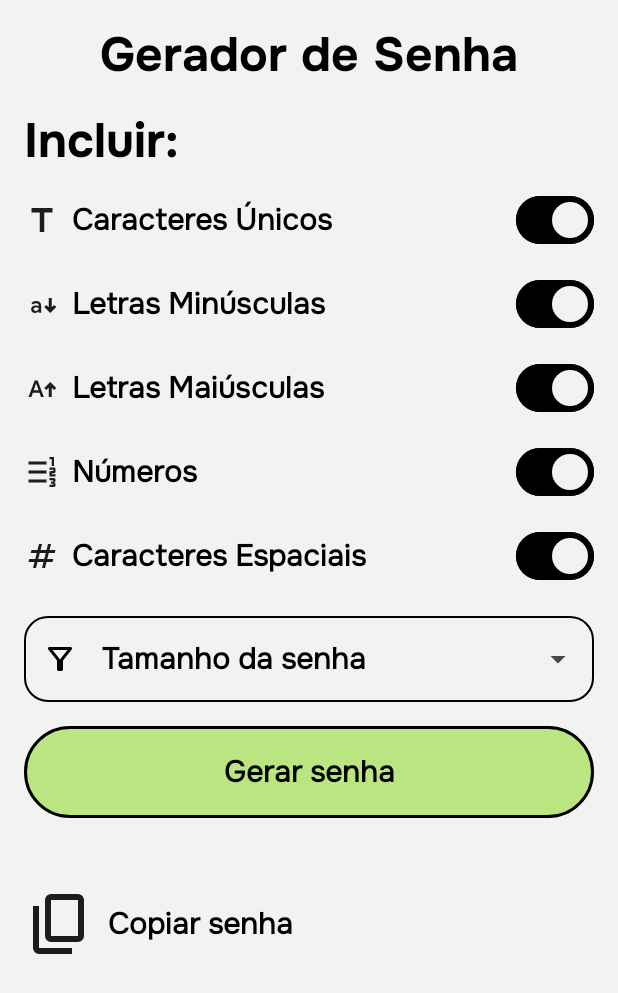
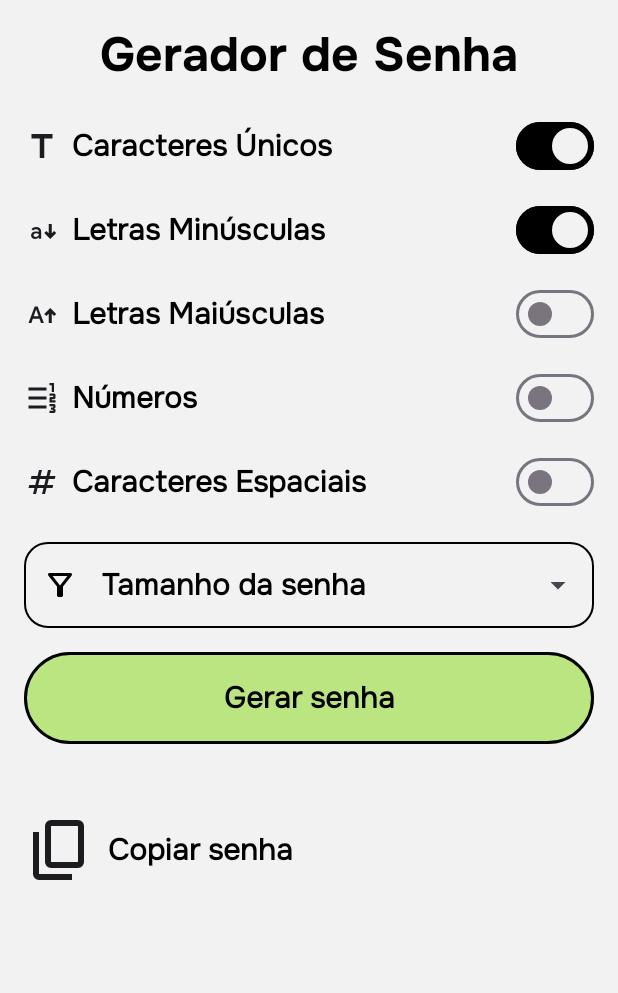
Before and after one commit to flavio-junior/Safe-Pass, an Android app built with Jetpack Compose: the screen it shows after launch (MainActivity), on a phone screen of 412 x 824 dp. Shown: the top 993 px of the screen. Run offline under Robolectric (Android 15) with nearby library versions, the phone set to English and light mode, and no system bars.

Commit message:
feat: call all actions of project

```diff
--- a/app/src/main/java/br/com/safe/pass/ui/view/GeneratePasswordScreen.kt
+++ b/app/src/main/java/br/com/safe/pass/ui/view/GeneratePasswordScreen.kt
@@ -41,6 +41,12 @@ fun GeneratePasswordScreen(
     modifier: Modifier = Modifier
 ) {
     var hash: String by remember { mutableStateOf(value = "") }
+    var uniqueChars by remember { mutableStateOf(value = true) }
+    var lowercase by remember { mutableStateOf(value = true) }
+    var uppercase by remember { mutableStateOf(value = false) }
+    var numbers by remember { mutableStateOf(value = false) }
+    var specialChars by remember { mutableStateOf(value = false) }
+    var length: Int by remember { mutableIntStateOf(value = 0) }
     Column(
         modifier = modifier
             .background(color = Themes.colors.background)
@@ -58,19 +64,37 @@ fun GeneratePasswordScreen(
             modifier = modifier.padding(horizontal = Themes.size.spaceSize16),
             verticalArrangement = Arrangement.spacedBy(space = Themes.size.spaceSize8),
         ) {
-            var selectedValue: Int by remember { mutableIntStateOf(value = 0) }
-            Title(title = stringResource(id = R.string.include))
-            Item(icon = R.drawable.title, label = R.string.unique_characters)
-            Item(icon = R.drawable.lowercase, label = R.string.lowercase)
-            Item(icon = R.drawable.uppercase, label = R.string.uppercase)
-            Item(icon = R.drawable.numbers, label = R.string.numbers)
-            Item(icon = R.drawable.hash, label = R.string.symbols)
+            Item(
+                icon = R.drawable.title,
+                label = R.string.unique_characters,
+                isChecked = uniqueChars,
+                onCheckedChange = { uniqueChars = it })
+            Item(
+                icon = R.drawable.lowercase,
+                label = R.string.lowercase,
+                isChecked = lowercase,
+                onCheckedChange = { lowercase = it })
+            Item(
+                icon = R.drawable.uppercase,
+                label = R.string.uppercase,
+                isChecked = uppercase,
+                onCheckedChange = { uppercase = it })
+            Item(
+                icon = R.drawable.numbers,
+                label = R.string.numbers,
+                isChecked = numbers,
+                onCheckedChange = { numbers = it })
+            Item(
+                icon = R.drawable.hash,
+                label = R.string.symbols,
+                isChecked = specialChars,
+                onCheckedChange = { specialChars = it })
             DropdownMenu(
-                selectedValue = converterSizePassword(size = selectedValue),
+                selectedValue = converterSizePassword(size = length),
                 isError = false,
                 items = filterFactory,
                 label = stringResource(id = R.string.size_password),
-                onValueChangedEvent = { selectedValue = it }
+                onValueChangedEvent = { length = it }
             )
         }
         Column(
@@ -79,7 +103,14 @@ fun GeneratePasswordScreen(
             Button(
                 label = R.string.generate_password,
                 onClick = {
-                    hash = generatePassword(length =  24, uppercase = true, numbers = true, specialChars = false)
+                    hash = generatePassword(
+                        length = length,
+                        uniqueChars = uniqueChars,
+                        lowercase = lowercase,
+                        uppercase = uppercase,
+                        numbers = numbers,
+                        specialChars = specialChars
+                    )
                 }
             )
             GeneratedPassword(label = hash, modifier = modifier)
--- a/app/src/main/java/br/com/safe/pass/ui/view/Item.kt
+++ b/app/src/main/java/br/com/safe/pass/ui/view/Item.kt
@@ -6,10 +6,6 @@ import androidx.compose.material3.Icon
 import androidx.compose.material3.Switch
 import androidx.compose.material3.SwitchDefaults
 import androidx.compose.runtime.Composable
-import androidx.compose.runtime.getValue
-import androidx.compose.runtime.mutableStateOf
-import androidx.compose.runtime.remember
-import androidx.compose.runtime.setValue
 import androidx.compose.ui.Alignment
 import androidx.compose.ui.Modifier
 import androidx.compose.ui.res.painterResource
@@ -24,13 +20,13 @@ import br.com.safe.pass.theme.Themes
 fun Item(
     icon: Int,
     label: Int,
-    onClick: () -> Unit = {}
+    isChecked: Boolean,
+    onCheckedChange: (Boolean) -> Unit
 ) {
     Row(
         horizontalArrangement = Arrangement.spacedBy(space = Themes.size.spaceSize8),
         verticalAlignment = Alignment.CenterVertically
     ) {
-        var isChecked: Boolean by remember { mutableStateOf(value = true) }
         Icon(painter = painterResource(id = icon), contentDescription = stringResource(id = label))
         Description(
             description = stringResource(id = label),
@@ -39,7 +35,7 @@ fun Item(
         Switch(
             checked = isChecked,
             onCheckedChange = {
-                isChecked = it
+                onCheckedChange(!isChecked)
             },
             colors = SwitchDefaults.colors(
                 checkedThumbColor = Themes.colors.background,
@@ -57,6 +53,7 @@ fun ItemPreview() {
     Item(
         icon = R.drawable.key,
         label = R.string.generate_password,
-        onClick = {}
+        isChecked = true,
+        onCheckedChange = {}
     )
 }
--- a/app/src/main/res/values/strings.xml
+++ b/app/src/main/res/values/strings.xml
@@ -15,4 +15,5 @@
     <string name="eight_characters">8 caracteres</string>
     <string name="sixteen_characters">16 caracteres</string>
     <string name="twenty_four_characters">24 caracteres</string>
+    <string name="empty_size">""</string>
 </resources>
```
Also changed, not shown: app/src/main/java/br/com/safe/pass/components/ui/DropdownMenu.kt (+17 -12 lines), app/src/main/java/br/com/safe/pass/components/utils/Utilitaries.kt (+14 -4 lines).
